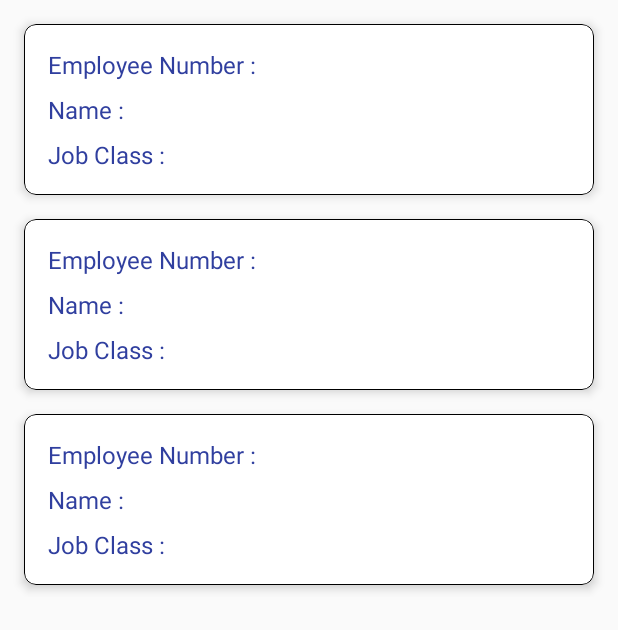
After one commit to siddhantdrk/KarmDhan-Employee_Management_System, an Android app: the layout activity_view_all_employee.xml on its own in the app's theme, with its tools: preview values and no code run, on a phone screen of 412 x 824 dp. The commit adds this screen. Shown: the top 630 px of the screen. Run offline under Robolectric (Android 15) with nearby library versions, the phone set to English and light mode, and no system bars.

Commit message:
view all employee for admin Added

```diff
--- a/Employee_Managent_System-master/app/src/main/AndroidManifest.xml
+++ b/Employee_Managent_System-master/app/src/main/AndroidManifest.xml
@@ -9,8 +9,9 @@
         android:roundIcon="@mipmap/ic_launcher_round"
         android:supportsRtl="true"
         android:theme="@style/AppTheme">
-        <activity android:name=".Activity.AddEmployeeActivity"></activity>
-        <activity android:name=".Activity.ResetPassword.ForgotPasswordActivity"></activity>
+        <activity android:name=".Activity.ViewAllEmployeeActivity"></activity>
+        <activity android:name=".Activity.AddEmployeeActivity" />
+        <activity android:name=".Activity.ResetPassword.ForgotPasswordActivity" />
         <activity android:name=".Activity.ResetPassword.ChangePasswordActivity" />
         <activity android:name=".Activity.ResetPassword.ChangeOrForgotPasswordActivity" />
         <activity android:name=".Activity.Dashboard.EmployeeDashboardActivity" />
--- a/Employee_Managent_System-master/app/src/main/java/com/dbms/project/karmdhan/Activity/Dashboard/AdminDashboardActivity.java
+++ b/Employee_Managent_System-master/app/src/main/java/com/dbms/project/karmdhan/Activity/Dashboard/AdminDashboardActivity.java
@@ -9,6 +9,7 @@ import android.widget.Toast;
 import androidx.appcompat.app.AppCompatActivity;
 
 import com.dbms.project.karmdhan.Activity.AddEmployeeActivity;
+import com.dbms.project.karmdhan.Activity.ViewAllEmployeeActivity;
 import com.dbms.project.karmdhan.Activity.WelcomeActivity;
 import com.dbms.project.karmdhan.R;
 import com.dbms.project.karmdhan.Storage.SharedPreferenceManager;
@@ -25,6 +26,7 @@ public class AdminDashboardActivity extends AppCompatActivity {
         setContentView(binding.getRoot());
         binding.logoutBtn.setOnClickListener(this::OnClick);
         binding.addEmployee.setOnClickListener(this::OnClick);
+        binding.viewAllEmployee.setOnClickListener(this::OnClick);
     }
 
     private void OnClick(View view) {
@@ -39,6 +41,10 @@ public class AdminDashboardActivity extends AppCompatActivity {
             case R.id.add_employee:
                 startActivity(new Intent(this, AddEmployeeActivity.class));
                 break;
+            case R.id.view_all_employee:
+                Intent viewAllIntent = new Intent(this, ViewAllEmployeeActivity.class);
+                startActivity(viewAllIntent);
+                break;
         }
     }
 }
--- /dev/null
+++ b/Employee_Managent_System-master/app/src/main/res/layout/activity_view_all_employee.xml
@@ -0,0 +1,20 @@
+<?xml version="1.0" encoding="utf-8"?>
+<androidx.constraintlayout.widget.ConstraintLayout xmlns:android="http://schemas.android.com/apk/res/android"
+    xmlns:app="http://schemas.android.com/apk/res-auto"
+    xmlns:tools="http://schemas.android.com/tools"
+    android:layout_width="match_parent"
+    android:layout_height="match_parent"
+    tools:context=".Activity.ViewAllEmployeeActivity">
+
+    <androidx.recyclerview.widget.RecyclerView
+        android:id="@+id/view_all_employee_rv"
+        android:layout_width="match_parent"
+        android:layout_height="wrap_content"
+        android:paddingVertical="8dp"
+        app:layoutManager="androidx.recyclerview.widget.LinearLayoutManager"
+        app:layout_constraintEnd_toEndOf="parent"
+        app:layout_constraintStart_toStartOf="parent"
+        app:layout_constraintTop_toTopOf="parent"
+        tools:listitem="@layout/view_all_employee_rv_item" />
+
+</androidx.constraintlayout.widget.ConstraintLayout>
--- /dev/null
+++ b/Employee_Managent_System-master/app/src/main/res/layout/view_all_employee_rv_item.xml
@@ -0,0 +1,96 @@
+<?xml version="1.0" encoding="utf-8"?>
+<com.google.android.material.card.MaterialCardView xmlns:android="http://schemas.android.com/apk/res/android"
+    xmlns:app="http://schemas.android.com/apk/res-auto"
+    android:layout_width="match_parent"
+    android:layout_height="wrap_content"
+    android:layout_marginHorizontal="16dp"
+    android:layout_marginVertical="8dp"
+    app:cardCornerRadius="8dp"
+    app:cardElevation="4dp"
+    app:contentPadding="16dp"
+    app:strokeColor="#000"
+    app:strokeWidth="0.5dp">
+
+    <LinearLayout
+        android:layout_width="match_parent"
+        android:layout_height="wrap_content"
+        android:orientation="vertical">
+
+        <LinearLayout
+            android:layout_width="match_parent"
+            android:layout_height="wrap_content"
+            android:layout_marginBottom="8dp"
+            android:orientation="horizontal">
+
+            <TextView
+                android:id="@+id/employee_num_tv"
+                android:layout_width="match_parent"
+                android:layout_height="wrap_content"
+                android:layout_weight="1"
+                android:text="Employee Number :"
+                android:textColor="@color/colorPrimaryDark"
+                android:textSize="16sp" />
+
+            <TextView
+                android:id="@+id/employee_number_value_tv"
+                android:layout_width="match_parent"
+                android:layout_height="wrap_content"
+                android:layout_weight="1"
+                android:textColor="@color/colorAccent"
+                android:textSize="16sp" />
+
+        </LinearLayout>
+
+        <LinearLayout
+            android:layout_width="match_parent"
+            android:layout_height="wrap_content"
+            android:layout_marginBottom="8dp"
+            android:orientation="horizontal">
+
+            <TextView
+                android:id="@+id/employee_name_tv"
+                android:layout_width="match_parent"
+                android:layout_height="wrap_content"
+                android:layout_weight="1"
+                android:text="Name :"
+                android:textColor="@color/colorPrimaryDark"
+                android:textSize="16sp" />
+
+            <TextView
+                android:id="@+id/employee_name_value_tv"
+                android:layout_width="match_parent"
+                android:layout_height="wrap_content"
+                android:layout_weight="1"
+                android:textColor="@color/colorAccent"
+                android:textSize="16sp" />
+
+        </LinearLayout>
+
+        <LinearLayout
+            android:layout_width="match_parent"
+            android:layout_height="wrap_content"
+            android:orientation="horizontal">
+
+            <TextView
+                android:id="@+id/employee_job_class_tv"
+                android:layout_width="match_parent"
+                android:layout_height="wrap_content"
+                android:layout_weight="1"
+                android:text="Job Class :"
+                android:textColor="@color/colorPrimaryDark"
+                android:textSize="16sp" />
+
+            <TextView
+                android:id="@+id/employee_job_class_value_tv"
+                android:layout_width="match_parent"
+                android:layout_height="wrap_content"
+                android:layout_weight="1"
+                android:textColor="@color/colorAccent"
+                android:textSize="16sp" />
+
+        </LinearLayout>
+
+    </LinearLayout>
+
+
+</com.google.android.material.card.MaterialCardView>
```
Also changed, not shown: Employee_Managent_System-master/app/src/main/java/com/dbms/project/karmdhan/Activity/ViewAllEmployeeActivity.java (added, +44 -0 lines), Employee_Managent_System-master/app/src/main/java/com/dbms/project/karmdhan/Adapters/ViewAllEmployeeRvAdapter.java (added, +58 -0 lines), Employee_Managent_System-master/app/src/main/java/com/dbms/project/karmdhan/DB/AdminOperations.java (+20 -0 lines), Employee_Managent_System-master/app/src/main/res/layout/activity_admin_dashboard.xml (+11 -1 lines).
